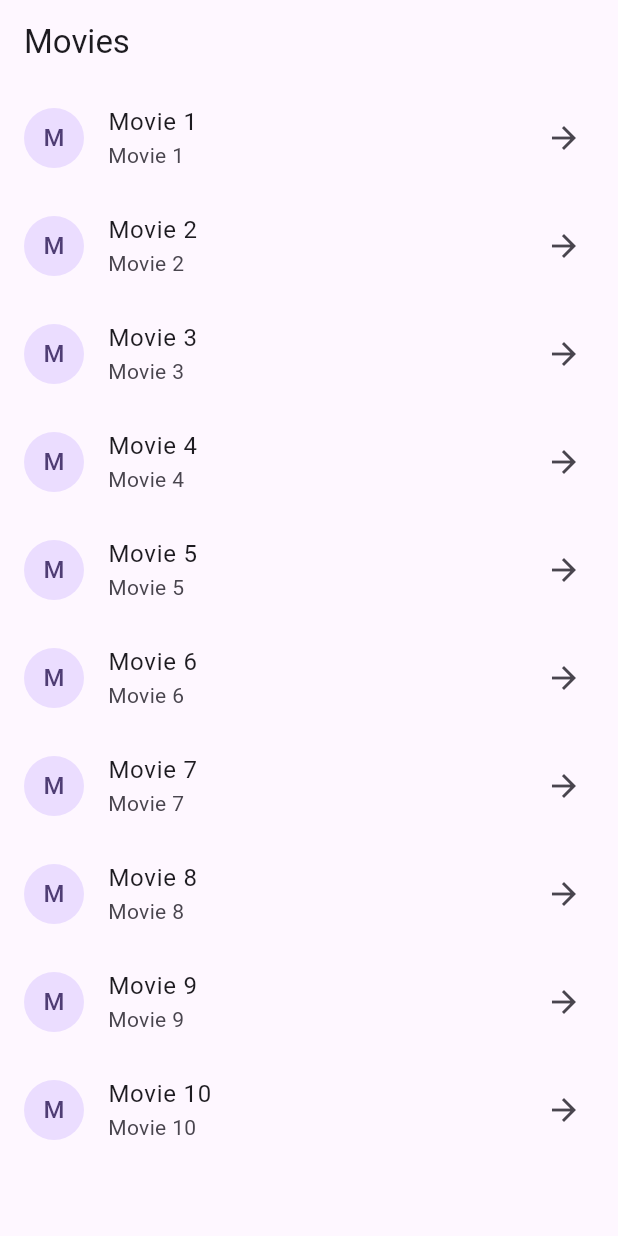
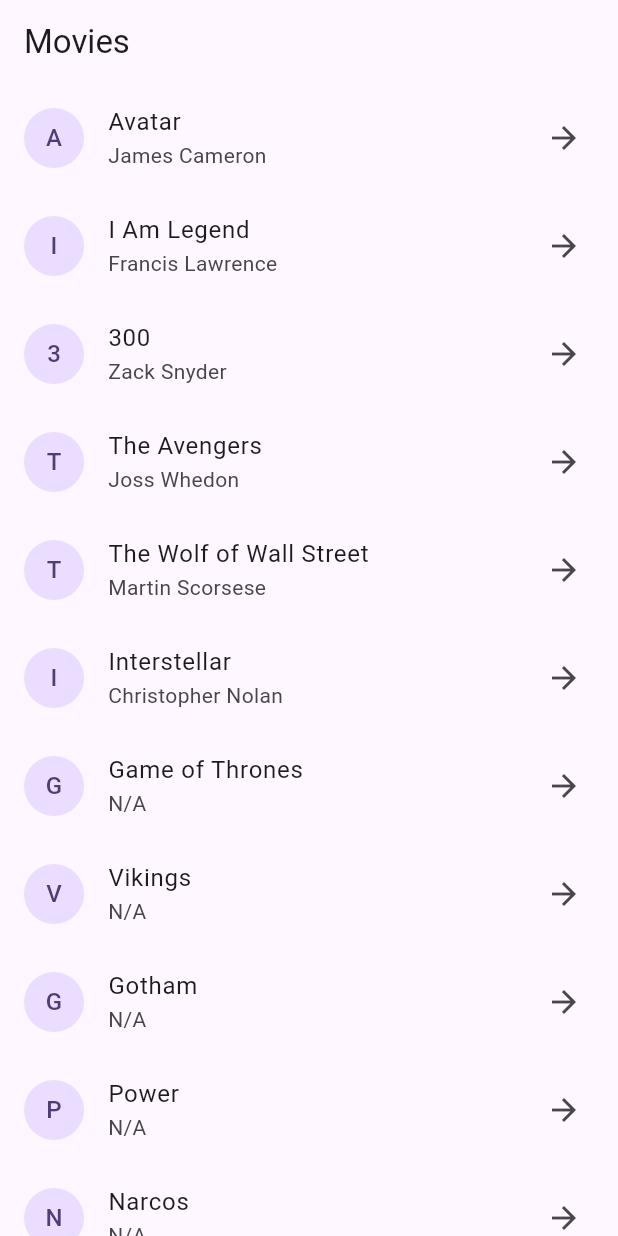
Before and after one commit to lightrao/pd24_movie_app_demo, a Flutter app: the screen it shows after launch, on a phone screen of 412 x 824 dp. Run offline on Flutter 3.47's test engine with Material 3 defaults, Android fonts, the phone set to English and light mode, and no system bars.

Commit message:
Updating MovieProvider to Parse Movies & Show Movies on the List

```diff
--- a/lib/main.dart
+++ b/lib/main.dart
@@ -37,9 +37,16 @@
 
 class _HomeState extends State<Home> {
   @override
+  void initState() {
+    super.initState();
+    // context.read<MovieProvider>().loadMovies(context);
+    Provider.of<MovieProvider>(context, listen: false).loadMovies(context);
+  }
+
+  @override
   Widget build(BuildContext context) {
-    // final _movieList = context.watch<MovieProvider>().loadMovies();
-    final movies = Provider.of<MovieProvider>(context).loadMovies();
+    // final movies = context.watch<MovieProvider>();
+    final movieData = Provider.of<MovieProvider>(context, listen: true);
 
     return Scaffold(
       appBar: AppBar(
@@ -47,14 +54,15 @@
       ),
       body: Center(
         child: ListView.builder(
-          itemCount: movies.length,
+          itemCount: movieData.movieList.length,
           itemBuilder: (context, index) {
+            final movie = movieData.movieList[index];
             return ListTile(
-              title: Text(movies[index]),
-              subtitle: Text('Movie ${index + 1}'),
+              title: Text(movie.title),
+              subtitle: Text(movie.director),
               trailing: Icon(Icons.arrow_forward),
               leading: CircleAvatar(
-                child: Text(movies[index][0]),
+                child: Text(movie.title[0]),
               ),
             );
           },
--- a/lib/providers/movie_provider.dart
+++ b/lib/providers/movie_provider.dart
@@ -1,36 +1,39 @@
 import 'package:flutter/material.dart';
+import 'package:pd24_movie_app_demo/models/movie.dart';
+import 'package:pd24_movie_app_demo/utils/movie_parser.dart';
 
 class MovieProvider extends ChangeNotifier {
-  final List<String> _movieList = <String>[
-    'Movie 1',
-    'Movie 2',
-    'Movie 3',
-    'Movie 4',
-    'Movie 5',
-    'Movie 6',
-    'Movie 7',
-    'Movie 8',
-    'Movie 9',
-    'Movie 10',
-  ];
+  List<Movie> _movieList = [];
 
-  List<String> get movieList => _movieList;
+  List<Movie> get movieList => _movieList;
 
-  List<String> loadMovies() {
-    return _movieList;
+  Future<void> loadMovies(BuildContext context) async {
+    try {
+      final jsonString = await DefaultAssetBundle.of(context)
+          .loadString('assets/data/films.json');
+      final movies = MovieParser.parse(jsonString);
+      _movieList = movies;
+      notifyListeners();
+    } catch (e) {
+      print('Error loading movies: $e');
+    }
   }
 
-  void addMovie(String movie) {
+  // List<Movie> loadMovies() {
+  //   return _movieList;
+  // }
+
+  void addMovie(Movie movie) {
     _movieList.add(movie);
     notifyListeners();
   }
 
-  void removeMovie(String movie) {
+  void removeMovie(Movie movie) {
     _movieList.remove(movie);
     notifyListeners();
   }
 
-  void updateMovie(String oldMovie, String newMovie) {
+  void updateMovie(Movie oldMovie, Movie newMovie) {
     final index = _movieList.indexOf(oldMovie);
     _movieList[index] = newMovie;
     notifyListeners();
@@ -41,7 +44,7 @@
     notifyListeners();
   }
 
-  int indexOf(String movie) {
+  int indexOf(Movie movie) {
     return _movieList.indexOf(movie);
   }
 }
```
